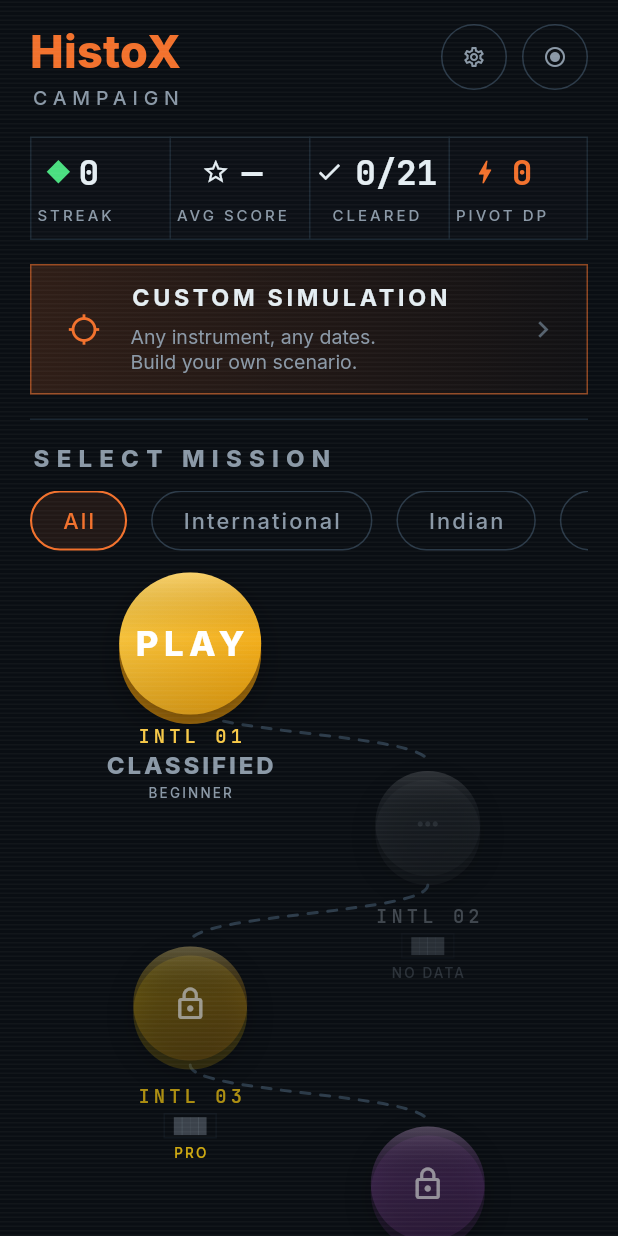
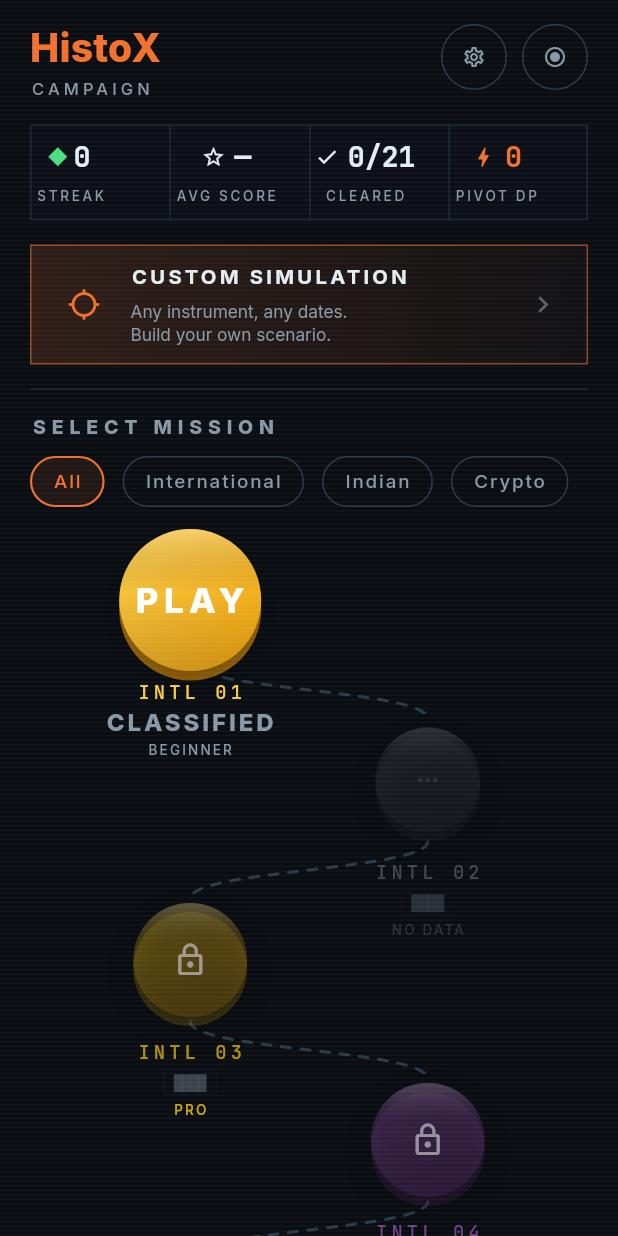
Before and after one commit to RedMonkey2664/RevenueCat, a Flutter app: the CampaignHome screen opened directly, on a phone screen of 412 x 824 dp. Run offline on Flutter 3.47's test engine with Material 3 defaults, Android fonts, the phone set to English and light mode, and no system bars; our stand-ins replace flutter_riverpod, share_plus, shared_preferences, video_player; missing offline and left inert: purchases_flutter; accounts and stored records are empty; network calls fail; project files that could hold a hidden picture were left out.

Commit message:
Scale the campaign chrome to the reference crop
Measured off the zoomed reference: its type runs about 0.85x what the app
was drawing. The card title came to 176pt against our 208, the section
heading 152 against 195, and four filter capsules reached the right edge
where only three fitted here.

So the wordmark, CAMPAIGN, the stats strip and its glyphs, the card's
title and body, the section heading and the capsules all came down a
step, and the capsules lost height and padding with them. Crypto is now
the fourth chip on screen, as in the reference.

flutter analyze clean, 187 tests pass.

Co-Authored-By: Claude Opus 5 <noreply@anthropic.com>

```diff
--- a/lib/features/simulator/campaign/campaign_home.dart
+++ b/lib/features/simulator/campaign/campaign_home.dart
@@ -105,10 +105,10 @@ class _CampaignHomeState extends ConsumerState<CampaignHome> {
                   Text(
                     'SELECT MISSION',
                     style: AppText.railLabel(
-                      size: 16,
+                      size: 13,
                       weight: FontWeight.w800,
                       color: AppColors.textSecondary,
-                      letterSpacing: 16 * 0.3,
+                      letterSpacing: 13 * 0.3,
                     ),
                   ),
                   const SizedBox(height: AppSpacing.sm + 4),
@@ -267,9 +267,9 @@ class _Header extends StatelessWidget {
                 child: Text(
                   'HistoX',
                   style: AppText.railLabel(
-                    size: 30,
+                    size: 26,
                     weight: FontWeight.w800,
-                    letterSpacing: 30 * 0.005,
+                    letterSpacing: 26 * 0.005,
                   ),
                 ),
               ),
@@ -281,15 +281,15 @@ class _Header extends StatelessWidget {
                   children: <InlineSpan>[
                     TextSpan(
                       text: 'CAMPAIGN',
-                      style: AppText.label(size: 13, letterSpacing: 13 * 0.3),
+                      style: AppText.label(size: 11, letterSpacing: 11 * 0.25),
                     ),
                     if (mode.isAdvanced)
                       TextSpan(
                         text: ' · ADVANCED',
                         style: AppText.label(
-                          size: 13,
+                          size: 11,
                           color: AppColors.caution,
-                          letterSpacing: 13 * 0.3,
+                          letterSpacing: 11 * 0.25,
                         ),
                       ),
                   ],
@@ -401,7 +401,7 @@ class _StatsStrip extends StatelessWidget {
             _StatCell(
               glyph: const Icon(
                 Icons.star_border,
-                size: 19,
+                size: 16,
                 color: AppColors.textPrimary,
               ),
               value: _avgScore,
@@ -410,14 +410,14 @@ class _StatsStrip extends StatelessWidget {
             _StatCell(
               glyph: const Icon(
                 Icons.check,
-                size: 19,
+                size: 16,
                 color: AppColors.textPrimary,
               ),
               value: '${progress.clearedCount}/$totalLevels',
               label: 'CLEARED',
             ),
             _StatCell(
-              glyph: const Icon(Icons.bolt, size: 20, color: AppColors.accent),
+              glyph: const Icon(Icons.bolt, size: 17, color: AppColors.accent),
               value: '${progress.pivotBonusPoints}',
               valueColor: AppColors.accent,
               label: 'PIVOT DP',
@@ -437,7 +437,7 @@ class _Diamond extends StatelessWidget {
   Widget build(BuildContext context) {
     return Transform.rotate(
       angle: 0.785398,
-      child: Container(width: 11, height: 11, color: AppColors.positive),
+      child: Container(width: 9, height: 9, color: AppColors.positive),
     );
   }
 }
@@ -486,11 +486,11 @@ class _StatCell extends StatelessWidget {
                     child: Row(
                       children: <Widget>[
                         glyph,
-                        const SizedBox(width: 8),
+                        const SizedBox(width: 6),
                         Text(
                           value,
                           style: AppText.display(
-                            size: 23,
+                            size: 19,
                             color: valueColor,
                             height: 1,
                           ),
@@ -504,7 +504,7 @@ class _StatCell extends StatelessWidget {
                     child: Text(
                       label,
                       maxLines: 1,
-                      style: AppText.label(size: 10, letterSpacing: 10 * 0.2),
+                      style: AppText.label(size: 9, letterSpacing: 9 * 0.2),
                     ),
                   ),
                 ],
@@ -590,17 +590,17 @@ class _EntryCard extends StatelessWidget {
                     maxLines: 1,
                     overflow: TextOverflow.ellipsis,
                     style: AppText.railLabel(
-                      size: 15.5,
+                      size: 13.5,
                       weight: FontWeight.w700,
                       color: AppColors.textPrimary,
-                      letterSpacing: 15.5 * 0.16,
+                      letterSpacing: 13.5 * 0.16,
                     ),
                   ),
                   const SizedBox(height: AppSpacing.sm),
                   Text(
                     body,
                     style: AppText.body(
-                      size: 13,
+                      size: 11.5,
                       color: AppColors.textSecondary,
                       height: 1.3,
                     ),
@@ -633,7 +633,7 @@ class _MarketFilter extends StatelessWidget {
   @override
   Widget build(BuildContext context) {
     return SizedBox(
-      height: 40,
+      height: 34,
       child: ListView(
         scrollDirection: Axis.horizontal,
         children: <Widget>[
@@ -668,7 +668,7 @@ class _MarketChip extends StatelessWidget {
   @override
   Widget build(BuildContext context) {
     return Padding(
-      padding: const EdgeInsets.only(right: AppSpacing.md),
+      padding: const EdgeInsets.only(right: AppSpacing.sm + 4),
       child: Semantics(
         button: true,
         selected: selected,
@@ -684,7 +684,7 @@ class _MarketChip extends StatelessWidget {
             duration: AppMotion.fast,
             curve: AppMotion.curve,
             alignment: Alignment.center,
-            padding: const EdgeInsets.symmetric(horizontal: AppSpacing.md + 4),
+            padding: const EdgeInsets.symmetric(horizontal: AppSpacing.md - 2),
             decoration: BoxDecoration(
               color: selected
                   ? AppColors.accent.withValues(alpha: 0.1)
@@ -698,10 +698,10 @@ class _MarketChip extends StatelessWidget {
             child: Text(
               label,
               style: AppText.body(
-                size: 14.5,
+                size: 12.5,
                 weight: FontWeight.w500,
                 color: selected ? AppColors.accent : AppColors.textSecondary,
-                letterSpacing: 14.5 * 0.1,
+                letterSpacing: 12.5 * 0.1,
                 height: 1,
               ),
             ),
```
Also changed, not shown: 1 other file.
